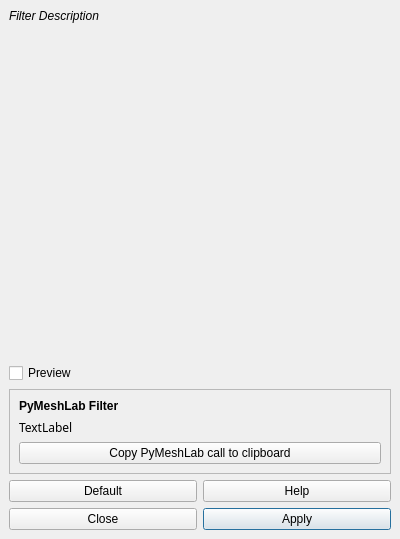
This is Qt/Resources/UI/filterDialog.ui in wsterncity/myRepo as Qt 5 draws it before an edit. The edited form follows.
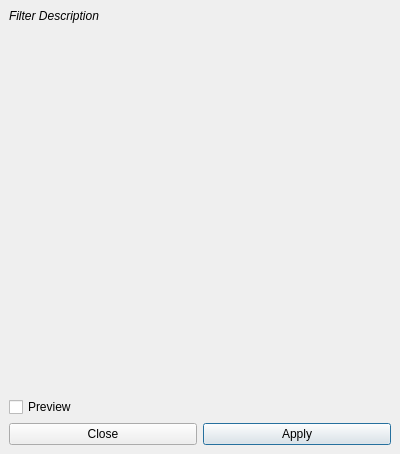
This is the edited form.

Patch:
```diff
--- a/Qt/Resources/UI/filterDialog.ui
+++ b/Qt/Resources/UI/filterDialog.ui
@@ -7,7 +7,7 @@
     <x>0</x>
     <y>0</y>
     <width>400</width>
-    <height>539</height>
+    <height>454</height>
    </rect>
   </property>
   <property name="sizePolicy">
@@ -30,73 +30,6 @@
   </property>
   <widget class="QWidget" name="dockWidgetContents">
    <layout class="QGridLayout" name="gridLayout">
-    <item row="5" column="1" colspan="2">
-     <widget class="QFrame" name="frame">
-      <property name="frameShape">
-       <enum>QFrame::NoFrame</enum>
-      </property>
-      <property name="frameShadow">
-       <enum>QFrame::Plain</enum>
-      </property>
-      <layout class="QGridLayout" name="gridLayout_2">
-       <property name="leftMargin">
-        <number>0</number>
-       </property>
-       <property name="topMargin">
-        <number>0</number>
-       </property>
-       <property name="rightMargin">
-        <number>0</number>
-       </property>
-       <property name="bottomMargin">
-        <number>0</number>
-       </property>
-       <property name="horizontalSpacing">
-        <number>6</number>
-       </property>
-       <item row="0" column="0">
-        <widget class="QPushButton" name="defaultPushButton">
-         <property name="text">
-          <string>Default</string>
-         </property>
-        </widget>
-       </item>
-       <item row="0" column="1">
-        <widget class="QPushButton" name="helpPushButton">
-         <property name="text">
-          <string>Help</string>
-         </property>
-         <property name="checkable">
-          <bool>true</bool>
-         </property>
-        </widget>
-       </item>
-       <item row="1" column="1">
-        <widget class="QPushButton" name="applyPushButton">
-         <property name="focusPolicy">
-          <enum>Qt::WheelFocus</enum>
-         </property>
-         <property name="text">
-          <string>Apply</string>
-         </property>
-         <property name="autoDefault">
-          <bool>false</bool>
-         </property>
-         <property name="default">
-          <bool>true</bool>
-         </property>
-        </widget>
-       </item>
-       <item row="1" column="0">
-        <widget class="QPushButton" name="closePushButton">
-         <property name="text">
-          <string>Close</string>
-         </property>
-        </widget>
-       </item>
-      </layout>
-     </widget>
-    </item>
     <item row="0" column="1" colspan="2">
      <widget class="QLabel" name="filterInfoLabel">
       <property name="font">
@@ -141,7 +74,7 @@
          <x>0</x>
          <y>0</y>
          <width>382</width>
-         <height>322</height>
+         <height>343</height>
         </rect>
        </property>
        <layout class="QVBoxLayout" name="verticalLayout">
@@ -180,6 +113,56 @@
       </widget>
      </widget>
     </item>
+    <item row="4" column="1" colspan="2">
+     <widget class="QFrame" name="frame">
+      <property name="frameShape">
+       <enum>QFrame::NoFrame</enum>
+      </property>
+      <property name="frameShadow">
+       <enum>QFrame::Plain</enum>
+      </property>
+      <layout class="QGridLayout" name="gridLayout_2">
+       <property name="leftMargin">
+        <number>0</number>
+       </property>
+       <property name="topMargin">
+        <number>0</number>
+       </property>
+       <property name="rightMargin">
+        <number>0</number>
+       </property>
+       <property name="bottomMargin">
+        <number>0</number>
+       </property>
+       <property name="horizontalSpacing">
+        <number>6</number>
+       </property>
+       <item row="0" column="1">
+        <widget class="QPushButton" name="applyButton">
+         <property name="focusPolicy">
+          <enum>Qt::WheelFocus</enum>
+         </property>
+         <property name="text">
+          <string>Apply</string>
+         </property>
+         <property name="autoDefault">
+          <bool>false</bool>
+         </property>
+         <property name="default">
+          <bool>true</bool>
+         </property>
+        </widget>
+       </item>
+       <item row="0" column="0">
+        <widget class="QPushButton" name="closeButton">
+         <property name="text">
+          <string>Close</string>
+         </property>
+        </widget>
+       </item>
+      </layout>
+     </widget>
+    </item>
     <item row="3" column="1">
      <widget class="QCheckBox" name="previewCheckBox">
       <property name="focusPolicy">
@@ -193,59 +176,6 @@
       </property>
      </widget>
     </item>
-    <item row="4" column="1" colspan="2">
-     <widget class="QFrame" name="pymeshlabFrame">
-      <property name="frameShape">
-       <enum>QFrame::StyledPanel</enum>
-      </property>
-      <property name="frameShadow">
-       <enum>QFrame::Plain</enum>
-      </property>
-      <layout class="QGridLayout" name="gridLayout_3">
-       <item row="1" column="0">
-        <widget class="QLabel" name="pymeshlabFilterLabel">
-         <property name="font">
-          <font>
-           <family>Ubuntu Mono</family>
-          </font>
-         </property>
-         <property name="cursor">
-          <cursorShape>IBeamCursor</cursorShape>
-         </property>
-         <property name="text">
-          <string>TextLabel</string>
-         </property>
-         <property name="textInteractionFlags">
-          <set>Qt::LinksAccessibleByMouse|Qt::TextSelectableByMouse</set>
-         </property>
-        </widget>
-       </item>
-       <item row="0" column="0">
-        <widget class="QLabel" name="pymeshlabFrameTitleLabel">
-         <property name="font">
-          <font>
-           <weight>75</weight>
-           <bold>true</bold>
-          </font>
-         </property>
-         <property name="text">
-          <string>PyMeshLab Filter</string>
-         </property>
-        </widget>
-       </item>
-       <item row="2" column="0">
-        <widget class="QPushButton" name="copyToClipBoardPushButton">
-         <property name="toolTip">
-          <string>Copy the PyMeshLab filter call of the current filter with the current parameters, leaving as default the unchanged ones. You can set the name of the MeshSet object going to Tools -&gt; Options.</string>
-         </property>
-         <property name="text">
-          <string>Copy PyMeshLab call to clipboard</string>
-         </property>
-        </widget>
-       </item>
-      </layout>
-     </widget>
-    </item>
    </layout>
   </widget>
  </widget>
```
Left out of the diff: 16 changed lines with no effect on the pictures.
